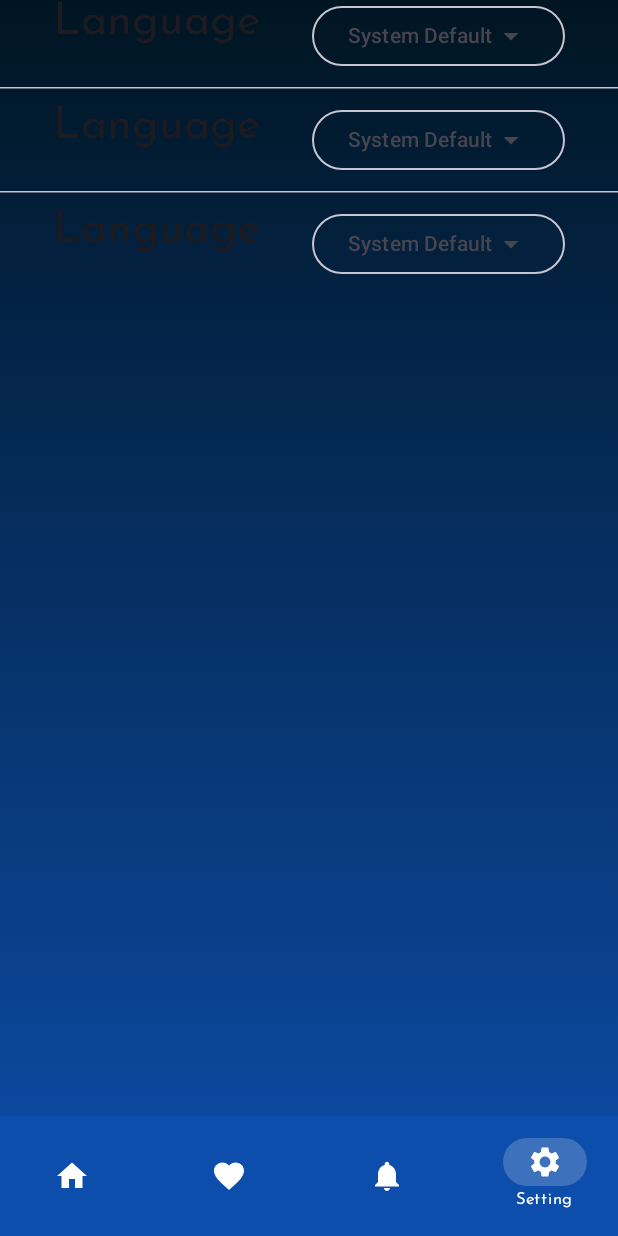
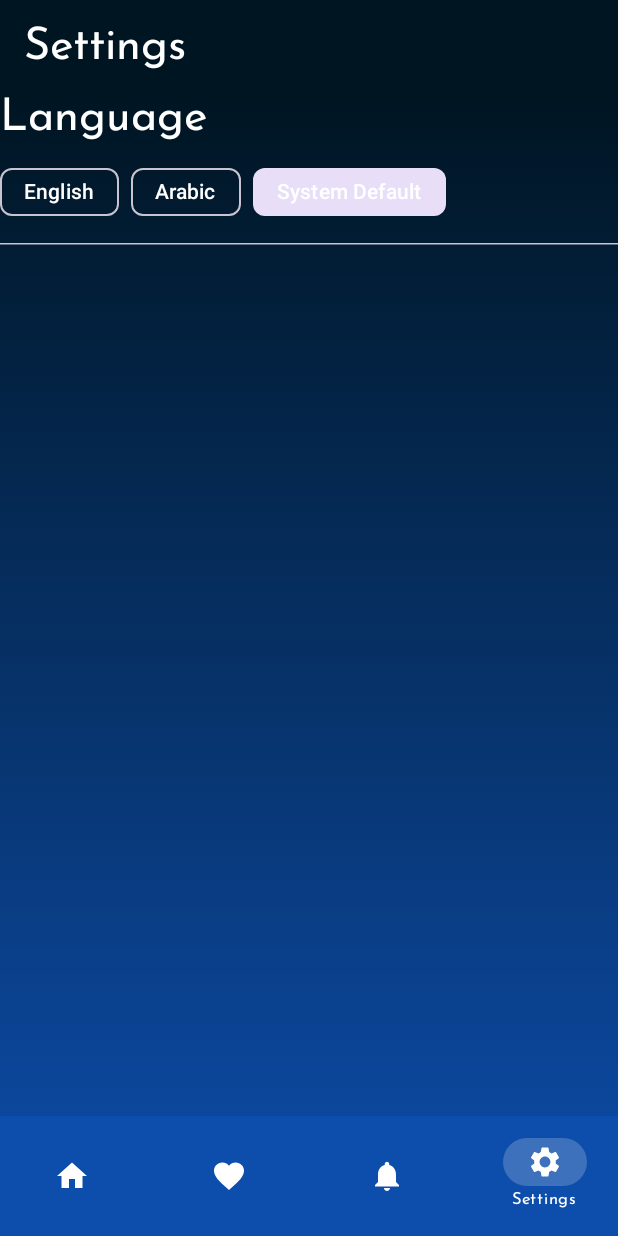
Before and after one commit to MasameEh/WeatherForecast_App, an Android app built with Jetpack Compose: the screen it shows after launch (MainActivity), item 4 of the bottom bar chosen, on a phone screen of 412 x 824 dp. Run offline under Robolectric (Android 15) with nearby library versions, the phone set to English and light mode, and no system bars; our stand-ins replace Room's generated code; libraries missing offline, so code that uses them is left out: com.bumptech.glide.

Commit message:
localize the app

```diff
--- a/app/build.gradle.kts
+++ b/app/build.gradle.kts
@@ -64,6 +64,7 @@ dependencies {
     implementation(libs.androidx.ui.tooling.preview)
     implementation(libs.androidx.material3)
     implementation(libs.androidx.work.runtime.ktx)
+    implementation(libs.androidx.appcompat)
     testImplementation(libs.junit)
     androidTestImplementation(libs.androidx.junit)
     androidTestImplementation(libs.androidx.espresso.core)
--- a/app/src/main/java/com/example/weatherforecast_app/components/BottomNavBar.kt
+++ b/app/src/main/java/com/example/weatherforecast_app/components/BottomNavBar.kt
@@ -1,5 +1,6 @@
 package com.example.weatherforecast_app.components
 
+import androidx.annotation.StringRes
 import androidx.compose.material.icons.Icons
 import androidx.compose.material.icons.filled.Favorite
 import androidx.compose.material.icons.filled.Home
@@ -18,14 +19,16 @@ import androidx.compose.runtime.saveable.rememberSaveable
 import androidx.compose.runtime.setValue
 import androidx.compose.ui.graphics.Color
 import androidx.compose.ui.graphics.vector.ImageVector
+import androidx.compose.ui.res.stringResource
 import androidx.compose.ui.unit.dp
+import com.example.weatherforecast_app.R
 import com.example.weatherforecast_app.main.ScreensRoute
 import com.example.weatherforecast_app.ui.theme.MediumBlue
 import com.example.weatherforecast_app.ui.theme.onSecondaryColor
 
 
 data class NavigationItem(
-    val title: String,
+    @StringRes val titleResId: Int,
     val icon: ImageVector,
     val route: ScreensRoute
 )
@@ -33,22 +36,22 @@ data class NavigationItem(
 
 val navigationItems = listOf(
     NavigationItem(
-        title = "Home",
+        titleResId = R.string.home,
         icon = Icons.Default.Home,
         route = ScreensRoute.Home
     ),
     NavigationItem(
-        title = "Favorite",
+        titleResId = R.string.fav,
         icon = Icons.Default.Favorite,
         route = ScreensRoute.Favorites
     ),
     NavigationItem(
-        title = "Alerts",
+        titleResId = R.string.alert,
         icon = Icons.Default.Notifications,
         route = ScreensRoute.WeatherAlerts
     ),
     NavigationItem(
-        title = "Setting",
+        titleResId = R.string.settings,
         icon = Icons.Default.Settings,
         route = ScreensRoute.Settings
     )
@@ -85,12 +88,12 @@ fun BottomNavigationBar(onItemSelected: (NavigationItem) -> Unit){
                 icon = {
                     Icon(
                         imageVector = item.icon,
-                        contentDescription = item.title,
+                        contentDescription = "${item.titleResId}"       ,
                     )
                 },
                 label = {
                     Text(
-                        text = item.title,
+                        text = stringResource(item.titleResId),
                         style = MaterialTheme.typography.labelSmall,
 
                     )
--- /dev/null
+++ b/app/src/main/java/com/example/weatherforecast_app/data/local/preferences/CacheHelper.kt
@@ -0,0 +1,58 @@
+package com.example.weatherforecast_app.data.local.preferences
+
+import android.content.Context
+import android.content.SharedPreferences
+
+
+class CacheHelper private constructor(context: Context) {
+
+    private val sharedPreferences: SharedPreferences =
+        context.getSharedPreferences(PREF_NAME, Context.MODE_PRIVATE)
+    private val editor: SharedPreferences.Editor = sharedPreferences.edit()
+
+    // Save string value
+    fun saveString(key: String?, value: String?) {
+        editor.putString(key, value)
+        editor.commit()
+    }
+
+    // Get string value
+    fun getString(key: String): String? {
+        return sharedPreferences.getString(key, "System Default")
+    }
+
+    // Save boolean value
+    fun saveBoolean(key: String?, value: Boolean) {
+        editor.putBoolean(key, value)
+        editor.commit()
+    }
+
+    // Get boolean value
+    fun getBoolean(key: String?): Boolean {
+        return sharedPreferences.getBoolean(key, false)
+    }
+
+    // Remove a specific key
+    fun remove(key: String?) {
+        editor.remove(key)
+        editor.commit()
+    }
+
+    // Clear all data
+    fun clear() {
+        editor.clear()
+        editor.commit()
+    }
+
+    companion object {
+        private const val PREF_NAME = "weather_prefs"
+        private var cacheHelper: CacheHelper? = null
+
+        fun getInstance(context: Context): CacheHelper {
+            if (cacheHelper == null) {
+                cacheHelper = CacheHelper(context)
+            }
+            return cacheHelper as CacheHelper
+        }
+    }
+}
--- a/app/src/main/java/com/example/weatherforecast_app/data/remote/WeatherRemoteDataSourceImp.kt
+++ b/app/src/main/java/com/example/weatherforecast_app/data/remote/WeatherRemoteDataSourceImp.kt
@@ -1,16 +1,18 @@
 package com.example.weatherforecast_app.data.remote
 
+import android.util.Log
 import com.example.weatherforecast_app.data.model.WeatherDTO
 import com.example.weatherforecast_app.data.model.WeatherResponse
 import kotlinx.coroutines.flow.Flow
 import kotlinx.coroutines.flow.flow
-import retrofit2.Response
 
+private const val TAG = "WeatherRemoteDataSource"
 class WeatherRemoteDataSourceImp : IWeatherRemoteDataSource {
 
     override fun getWeatherForFiveDays(latitude: Double,
                                                longitude: Double,
                                                language: String): Flow<WeatherResponse> {
+        Log.i(TAG, "getWeatherForFiveDays: $language")
         return flow{
             val result = RetrofitHelper.weatherService.getWeatherForFiveDays(
                 latitude = latitude,
--- a/app/src/main/java/com/example/weatherforecast_app/data/repo/user_pref/IUserPreferenceRepository.kt
+++ b/app/src/main/java/com/example/weatherforecast_app/data/repo/user_pref/IUserPreferenceRepository.kt
@@ -4,14 +4,14 @@ import kotlinx.coroutines.flow.Flow
 
 interface IUserPreferenceRepository {
 
-    suspend fun updateLanguage(language: String)
+    fun getUserLanguage(): String?
+    fun getTemperatureUnit(): String?
+    fun getWindSpeedUnit(): String?
 
-    suspend fun updateTemperatureUnit(unit: String)
+     fun updateLanguage(language: String)
+     fun updateTemperatureUnit(unit: String)
 
-    suspend fun updateWindSpeedUnit(unit: String)
+     fun updateWindSpeedUnit(unit: String)
 
 
-    val language: Flow<String>
-    val temperature: Flow<String>
-    val wind: Flow<String>
 }
--- a/app/src/main/java/com/example/weatherforecast_app/data/repo/user_pref/UserPreferenceRepositoryImp.kt
+++ b/app/src/main/java/com/example/weatherforecast_app/data/repo/user_pref/UserPreferenceRepositoryImp.kt
@@ -1,38 +1,21 @@
 package com.example.weatherforecast_app.data.repo.user_pref
 
 import com.example.weatherforecast_app.data.local.Alert.IAlertLocalDataSource
+import com.example.weatherforecast_app.data.local.preferences.CacheHelper
 import com.example.weatherforecast_app.data.local.preferences.IPreferenceLocalDataSource
 import com.example.weatherforecast_app.data.repo.alert_repo.AlertRepositoryImp
 import kotlinx.coroutines.flow.Flow
 
 class UserPreferenceRepositoryImp private constructor(
-    private val localPref: IPreferenceLocalDataSource
+    private val localPref: CacheHelper
 ): IUserPreferenceRepository {
 
-
-    override val language: Flow<String> = localPref.language
-    override val temperature: Flow<String> = localPref.temperature
-    override val wind: Flow<String> = localPref.wind
-
-
-    override suspend fun updateLanguage(language: String) {
-        localPref.saveLanguage(language)
-    }
-
-
-    override suspend fun updateTemperatureUnit(unit: String) {
-        localPref.saveTemperatureUnit(unit)
-    }
-
-    override suspend fun updateWindSpeedUnit(unit: String) {
-        localPref.saveWindSpeedUnit(unit)
-    }
 
     companion object{
         @Volatile
         private var instance: UserPreferenceRepositoryImp? = null
 
-        fun getInstance(localDataSource: IPreferenceLocalDataSource): UserPreferenceRepositoryImp {
+        fun getInstance(localDataSource: CacheHelper): UserPreferenceRepositoryImp {
             return instance ?: synchronized(this){ // double check
                 instance ?:  UserPreferenceRepositoryImp(localDataSource).also { //  returns the newly created object it
                     instance = it
@@ -41,4 +24,28 @@ class UserPreferenceRepositoryImp private constructor(
         }
     }
 
+    override fun getUserLanguage(): String? {
+        return localPref.getString("language")
+    }
+
+    override fun getTemperatureUnit(): String? {
+        return localPref.getString("temp")
+    }
+
+    override fun getWindSpeedUnit(): String? {
+        return localPref.getString("wind")
+    }
+
+    override fun updateLanguage(language: String) {
+        localPref.saveString("language", language)
+    }
+
+    override fun updateTemperatureUnit(unit: String) {
+        localPref.saveString("temp", unit)
+    }
+
+    override fun updateWindSpeedUnit(unit: String) {
+        localPref.saveString("wind", unit)
+    }
+
 }
--- a/app/src/main/java/com/example/weatherforecast_app/home/viewmodel/HomeViewModel.kt
+++ b/app/src/main/java/com/example/weatherforecast_app/home/viewmodel/HomeViewModel.kt
@@ -39,7 +39,7 @@ class HomeViewModel(private val repo: IWeatherRepository): ViewModel() {
         language: String = "en"
     ){
         viewModelScope.launch(Dispatchers.IO) {
-            val result = repo.getCurrentWeather(latitude, longitude)
+            val result = repo.getCurrentWeather(latitude, longitude, language)
             result
                 .catch {
                     ex->
@@ -59,7 +59,7 @@ class HomeViewModel(private val repo: IWeatherRepository): ViewModel() {
         language: String = "en"
     ){
         viewModelScope.launch(Dispatchers.IO) {
-            val result = repo.getWeatherForFiveDays(latitude, longitude)
+            val result = repo.getWeatherForFiveDays(latitude, longitude, language)
             result.catch {
                     ex->
                 Log.i(TAG, "getWeeklyWeather: $ex")
--- a/app/src/main/java/com/example/weatherforecast_app/main/MainActivity.kt
+++ b/app/src/main/java/com/example/weatherforecast_app/main/MainActivity.kt
@@ -27,7 +27,7 @@ import androidx.compose.material3.SnackbarHostState
 
 import androidx.compose.runtime.Composable
 import androidx.compose.runtime.LaunchedEffect
-import androidx.compose.runtime.getValue
+
 import androidx.compose.runtime.mutableStateOf
 import androidx.compose.runtime.remember
 
@@ -38,7 +38,7 @@ import androidx.core.app.ActivityCompat
 import androidx.core.content.ContextCompat
 import androidx.core.view.WindowCompat
 import androidx.lifecycle.ViewModelProvider
-import androidx.lifecycle.compose.collectAsStateWithLifecycle
+
 import androidx.navigation.NavHostController
 import androidx.navigation.compose.NavHost
 import androidx.navigation.compose.composable
@@ -64,7 +64,7 @@ import com.example.weatherforecast_app.settings.view.SettingsScreen
 import com.example.weatherforecast_app.ui.theme.WeatherForecast_AppTheme
 import com.example.weatherforecast_app.components.BottomNavigationBar
 import com.example.weatherforecast_app.data.local.Alert.AlertLocalDataSourceImp
-import com.example.weatherforecast_app.data.local.preferences.PreferenceLocalDataSourceImp
+import com.example.weatherforecast_app.data.local.preferences.CacheHelper
 import com.example.weatherforecast_app.data.repo.alert_repo.AlertRepositoryImp
 import com.example.weatherforecast_app.data.repo.user_pref.UserPreferenceRepositoryImp
 import com.example.weatherforecast_app.favorite_weather_details.view.FavoriteDetailsScreen
@@ -80,20 +80,22 @@ import com.example.weatherforecast_app.weather_alerts.viewmodel.AlertsViewModelF
 import com.google.android.gms.location.LocationServices
 
 
+
 class MainActivity : ComponentActivity() {
     lateinit var navHostController: NavHostController
     private val TAG = "MainActivity"
     private lateinit var homeViewModel: HomeViewModel
     private lateinit var locationViewModel: LocationViewModel
     private lateinit var settingsViewModel: SettingsViewModel
+    private lateinit var userLang: String
+    private val LOCATION_REQUEST_CODE = 550;
 
-    private val LOCATION_REQUEST_CODE = 550;
 
     @RequiresApi(Build.VERSION_CODES.R)
     override fun onCreate(savedInstanceState: Bundle?) {
         super.onCreate(savedInstanceState)
+
         enableEdgeToEdge()
-
 
         window.setStatusBarColor(ContextCompat.getColor(this, R.color.dark_blue));
         WindowCompat.getInsetsController(window, window.decorView).apply {
@@ -103,7 +105,7 @@ class MainActivity : ComponentActivity() {
         settingsViewModel = ViewModelProvider(
             this, SettingsViewModelFactory(
                 UserPreferenceRepositoryImp.getInstance(
-                    PreferenceLocalDataSourceImp(this)
+                    CacheHelper.getInstance(this)
                 )
             )
         )[SettingsViewModel::class.java]
@@ -120,6 +122,9 @@ class MainActivity : ComponentActivity() {
             )
         )[LocationViewModel::class.java]
 
+        userLang = settingsViewModel.getLanguagePref() ?: "System Default"
+
+        LanguageHelper.setAppLocale(this, userLang)
 
         setContent {
             WeatherForecast_AppTheme(dynamicColor = false) {
@@ -365,4 +370,5 @@ class MainActivity : ComponentActivity() {
     }
 
 
+
 }
--- a/app/src/main/java/com/example/weatherforecast_app/settings/view/SettingsScreen.kt
+++ b/app/src/main/java/com/example/weatherforecast_app/settings/view/SettingsScreen.kt
@@ -1,21 +1,37 @@
 package com.example.weatherforecast_app.settings.view
 
+
+import androidx.annotation.StringRes
 import androidx.compose.foundation.layout.Arrangement
+import androidx.compose.foundation.layout.Box
 import androidx.compose.foundation.layout.Column
 import androidx.compose.foundation.layout.Row
+import androidx.compose.foundation.layout.Spacer
 import androidx.compose.foundation.layout.fillMaxSize
 import androidx.compose.foundation.layout.fillMaxWidth
+import androidx.compose.foundation.layout.height
 import androidx.compose.foundation.layout.navigationBarsPadding
+import androidx.compose.foundation.layout.padding
 import androidx.compose.foundation.layout.statusBarsPadding
+import androidx.compose.foundation.layout.width
 import androidx.compose.material.icons.Icons
+import androidx.compose.material.icons.filled.Add
 import androidx.compose.material.icons.filled.ArrowDropDown
+import androidx.compose.material.icons.filled.Check
 import androidx.compose.material3.DropdownMenu
 import androidx.compose.material3.DropdownMenuItem
+import androidx.compose.material3.ExperimentalMaterial3Api
+import androidx.compose.material3.FabPosition
+import androidx.compose.material3.FilterChip
+import androidx.compose.material3.FloatingActionButton
 import androidx.compose.material3.HorizontalDivider
 import androidx.compose.material3.Icon
 import androidx.compose.material3.MaterialTheme
 import androidx.compose.material3.OutlinedButton
+import androidx.compose.material3.Scaffold
 import androidx.compose.material3.Text
+import androidx.compose.material3.TopAppBar
+import androidx.compose.material3.TopAppBarDefaults
 import androidx.compose.runtime.Composable
 import androidx.compose.runtime.LaunchedEffect
 import androidx.compose.runtime.getValue
@@ -24,107 +40,140 @@ import androidx.compose.runtime.remember
 import androidx.compose.runtime.setValue
 import androidx.compose.ui.Alignment
 import androidx.compose.ui.Modifier
+import androidx.compose.ui.graphics.Color
 import androidx.compose.ui.platform.LocalContext
-import androidx.compose.ui.text.TextStyle
-import androidx.compose.ui.tooling.preview.Preview
+import androidx.compose.ui.res.stringResource
+import androidx.compose.ui.text.style.TextAlign
+
 import androidx.compose.ui.unit.dp
-import androidx.lifecycle.compose.collectAsStateWithLifecycle
+import com.example.weatherforecast_app.R
 import com.example.weatherforecast_app.settings.viewmodel.SettingsViewModel
 import com.example.weatherforecast_app.ui.theme.gradientBackground
 import com.example.weatherforecast_app.utils.LanguageHelper
 
+var i = 0
+
+private const val TAG = "SettingsScreen"
+@OptIn(ExperimentalMaterial3Api::class)
 @Composable
 fun SettingsScreen(viewModel: SettingsViewModel) {
-    val selectedLanguage by viewModel.language.collectAsStateWithLifecycle()
+
+    var selectedLanguage by remember { mutableStateOf("") }
+
     val context = LocalContext.current
 
-    LaunchedEffect(selectedLanguage) {
+    LaunchedEffect(Unit) {
+        selectedLanguage = viewModel.getLanguagePref() ?: "System Default"
         LanguageHelper.setAppLocale(context, selectedLanguage)
     }
+    Scaffold(
+        modifier = Modifier
+            .fillMaxSize(),
+        topBar = {
+            TopAppBar(
+                title = {
+                    Text(
+                        text = stringResource(R.string.settings),
+                        modifier = Modifier.fillMaxWidth(),
+                        textAlign = TextAlign.Start,
+                        style = MaterialTheme.typography.titleLarge
+                    )
+                },
+                colors = TopAppBarDefaults.topAppBarColors(
+                    containerColor = MaterialTheme.colorScheme.primary,
+                    titleContentColor = Color.White
+                )
+            )
+        },
 
+        ) { innerPadding ->
         Column(
             verticalArrangement = Arrangement.spacedBy(10.dp),
             modifier = Modifier
                 .fillMaxSize()
+                .padding(innerPadding)
                 .gradientBackground()
                 .statusBarsPadding()
                 .navigationBarsPadding()
         ) {
-
             SettingItem(
-            "Language",
-            selectedLanguage,
-            options = listOf("English", "Arabic", "System Default"),
-            onOptionSelected = {
-                viewModel.updateLanguage(it)
+                name = stringResource(R.string.lang),
+                options = listOf(
+                    stringResource(R.string.en),
+                    stringResource(R.string.ar),
+                    stringResource(R.string.system_def)
+                ),
+                selectedOption = selectedLanguage,
+                onOptionSelected = { newLanguage ->
+                    selectedLanguage = newLanguage
+                    viewModel.updateLanguage(newLanguage)
+                    LanguageHelper.setAppLocale(context, selectedLanguage)
                 }
             )
-
             HorizontalDivider()
-
-        SettingItem(
-            "Language",
-            selectedLanguage,
-            options = listOf("English", "Arabic", "System Default"),
-            onOptionSelected = {
-
         }
-        )
-
-        HorizontalDivider()
-        SettingItem(
-            "Language",
-            selectedLanguage,
-            options = listOf("English", "Arabic", "System Default"),
-            onOptionSelected = {
-
-            }
-        )
-
-
     }
 }
 
+@Composable
+fun SettingItem(
+    name: String,
+    options: List<String>,
+    selectedOption: String,
+    onOptionSelected: (String) -> Unit
+) {
+    Column(
+        modifier = Modifier.fillMaxWidth(),
+    ) {
+        Text(
+            text = name,
+            style = MaterialTheme.typography.titleLarge,
+            color = Color.White
+        )
 
-@Composable
-fun SettingItem(name: String,
-                selectedText: String,
-                options: List<String>,
-                onOptionSelected: (String) -> Unit){
+        Spacer(modifier = Modifier.height(10.dp))
+
         Row(
             modifier = Modifier.fillMaxWidth(),
-        Arrangement.SpaceEvenly
-    ){
-        Text(
-            text = name,
-            style = MaterialTheme.typography.titleLarge
-        )
-        CustomDropdownMenu(
-            selectedText,
-            options,
-            onOptionSelected
+            horizontalArrangement = Arrangement.spacedBy(8.dp)
+        ) {
+            options.forEach { option ->
+                FilterChip(
+                    selected = option == selectedOption,
+                    onClick = { onOptionSelected(option) },
+                    label = { Text(text = option, color = Color.White) },
                 )
             }
         }
+    }
+}
+
 @Composable
 fun CustomDropdownMenu(
-    selectedText: String,
     options: List<String>,
+    selectedOption: String,
     onOptionSelected: (String) -> Unit
 ) {
     var expanded by remember { mutableStateOf(false) }
 
-    OutlinedButton(onClick = { expanded = true }) {
-        Text(selectedText)
+    Column{
+        OutlinedButton(
+            onClick = { expanded = true }
+        ) {
+            Text(
+                text = selectedOption,
+                color = Color.White
+            )
             Icon(
                 imageVector = Icons.Default.ArrowDropDown,
-            contentDescription = "CHOICES"
+                contentDescription = "Language options",
+                tint = Color.White
             )
         }
 
         DropdownMenu(
             expanded = expanded,
-        onDismissRequest = { expanded = false },
+            onDismissRequest = { expanded = false }
         ) {
             options.forEach { option ->
                 DropdownMenuItem(
@@ -132,15 +181,26 @@ fun CustomDropdownMenu(
                         onOptionSelected(option)
                         expanded = false
                     },
-                text = { Text(option) }
+                    text = {
+                        Text(
+                            text = option,
+                            color = if (option == selectedOption) MaterialTheme.colorScheme.primary
+                            else MaterialTheme.colorScheme.onSurface
                         )
+                    }
+                )
+                HorizontalDivider()
+            }
+
         }
     }
 }
 
-
-@Preview
-@Composable
-fun Preview(){
-    CustomDropdownMenu("Lang", listOf("english, arabic default"), {})
+@StringRes
+fun getLanguageResource(languageCode: String): Int {
+    return when (languageCode) {
+        "English" -> R.string.en
+        "Arabic" -> R.string.ar
+        else -> R.string.system_def
     }
+}
--- a/app/src/main/java/com/example/weatherforecast_app/settings/viewmodel/SettingsViewModel.kt
+++ b/app/src/main/java/com/example/weatherforecast_app/settings/viewmodel/SettingsViewModel.kt
@@ -6,56 +6,26 @@ import androidx.lifecycle.ViewModelProvider
 import androidx.lifecycle.viewModelScope
 import com.example.weatherforecast_app.data.repo.user_pref.IUserPreferenceRepository
 
-import kotlinx.coroutines.flow.SharingStarted
-import kotlinx.coroutines.flow.StateFlow
-import kotlinx.coroutines.flow.stateIn
-import kotlinx.coroutines.launch
 
 class SettingsViewModel(
     private val repo: IUserPreferenceRepository
 ) : ViewModel() {
 
 
-    val language: StateFlow<String> = repo.language
-        .stateIn(
-        viewModelScope,
-        SharingStarted.Eagerly,
-        "System Default"
-    )
-
-    val temperatureUnit: StateFlow<String> = repo.temperature
-        .stateIn(
-            viewModelScope,
-            SharingStarted.Eagerly,
-            "Celsius"
-        )
-
-    val windSpeedUnit: StateFlow<String> = repo.wind
-        .stateIn(
-            viewModelScope,
-            SharingStarted.Eagerly,
-            "m/s"
-        )
-
-
+    fun getLanguagePref(): String?{
+        return repo.getUserLanguage()
+    }
     fun updateLanguage(language: String){
-        viewModelScope.launch {
-            repo.updateLanguage(language)
-        }
-
+        repo.updateLanguage(language)
     }
 
 
     fun updateTemperatureUnit(unit: String){
-        viewModelScope.launch {
-            repo.updateTemperatureUnit(unit)
-        }
+        repo.updateTemperatureUnit(unit)
     }
 
     fun updateWindSpeedUnit(unit: String){
-        viewModelScope.launch {
-            repo.updateWindSpeedUnit(unit)
-        }
+        repo.updateWindSpeedUnit(unit)
     }
 }
 
--- a/app/src/main/res/values/strings.xml
+++ b/app/src/main/res/values/strings.xml
@@ -9,4 +9,24 @@
     <string name="Feels_like">Feels like</string>
     <string name="sunrise">Sunrise</string>
     <string name="forecast_for_upcoming">Forecast for upcoming days</string>
+    <string name="celsius">°C</string>
+    <string name="fahrenheit">°F</string>
+    <string name="kelvin">K</string>
+    <string name="home">Home</string>
+    <string name="fav">Favorites</string>
+    <string name="alert">Alerts</string>
+    <string name="settings">Settings</string>
+    <string name="pascal">hpa</string>
+    <string name="meter_per_sec">m/s</string>
+    <string name="mile_per_hour">m/h</string>
+    <string name="lang">Language</string>
+    <string name="wind_speed_unit">Wind Speed Unit</string>
+    <string name="temp_unit">Temperature Unit</string>
+    <string name="location">Location</string>
+    <string name="gps">GPS</string>
+    <string name="map">Map</string>
+    <string name="fav_locations">Favorite Locations</string>
+    <string name="en">English</string>
+    <string name="ar">Arabic</string>
+    <string name="system_def">System Default</string>
 </resources>
--- /dev/null
+++ b/app/src/main/res/xml/locales_config.xml
@@ -0,0 +1,5 @@
+<?xml version="1.0" encoding="utf-8"?>
+<locale-config xmlns:android="http://schemas.android.com/apk/res/android">
+    <locale android:name="en"/>
+    <locale android:name="ar"/>
+</locale-config>
--- a/gradle/libs.versions.toml
+++ b/gradle/libs.versions.toml
@@ -9,6 +9,7 @@ lifecycleRuntimeKtx = "2.8.7"
 activityCompose = "1.10.1"
 composeBom = "2024.04.01"
 workRuntimeKtx = "2.10.0"
+appcompat = "1.7.0"
 
 [libraries]
 androidx-core-ktx = { group = "androidx.core", name = "core-ktx", version.ref = "coreKtx" }
@@ -26,6 +27,7 @@ androidx-ui-test-manifest = { group = "androidx.compose.ui", name = "ui-test-man
 androidx-ui-test-junit4 = { group = "androidx.compose.ui", name = "ui-test-junit4" }
 androidx-material3 = { group = "androidx.compose.material3", name = "material3" }
 androidx-work-runtime-ktx = { group = "androidx.work", name = "work-runtime-ktx", version.ref = "workRuntimeKtx" }
+androidx-appcompat = { group = "androidx.appcompat", name = "appcompat", version.ref = "appcompat" }
 
 [plugins]
 android-application = { id = "com.android.application", version.ref = "agp" }
```
Also changed, not shown: app/src/main/AndroidManifest.xml (+12 -1 lines), app/src/main/java/com/example/weatherforecast_app/home/view/HomeScreen.kt (+79 -40 lines), app/src/main/java/com/example/weatherforecast_app/map/view/MapScreen.kt (+5 -3 lines), app/src/main/java/com/example/weatherforecast_app/utils/HelperFunctions.kt (+9 -3 lines), app/src/main/java/com/example/weatherforecast_app/utils/LanguageHelper.kt (+29 -6 lines), 2 other files. Lines whose indentation alone changed are shown as unchanged.
